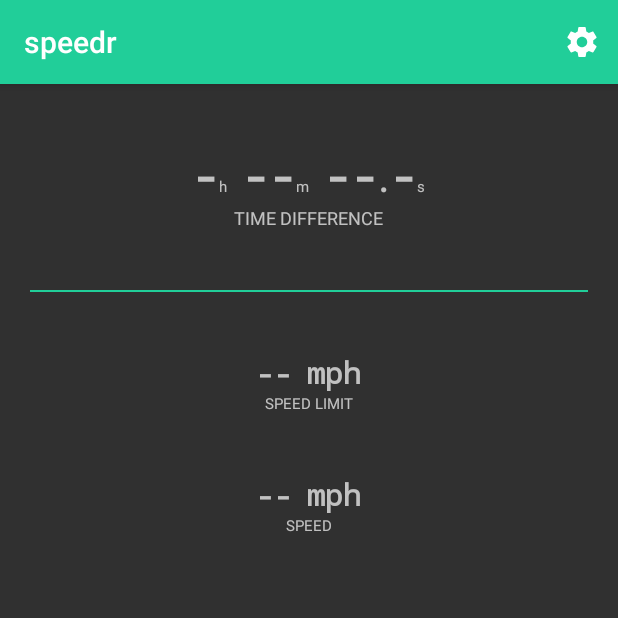
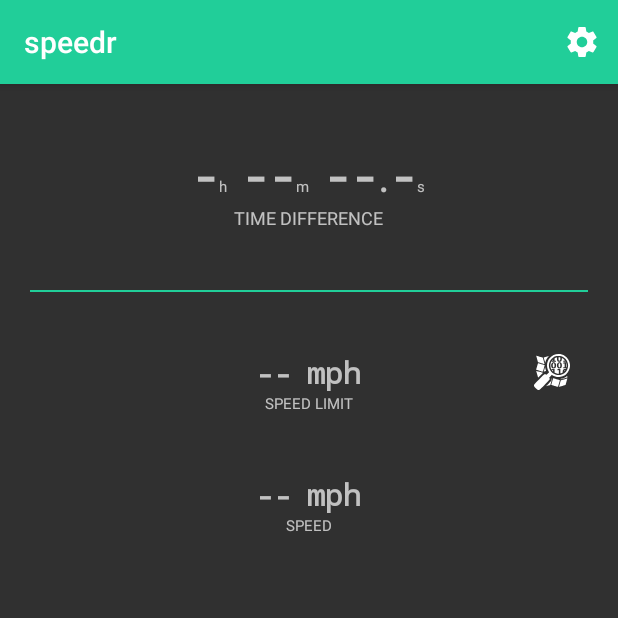
Before and after one commit to jakehilborn/speedr, an Android app: the screen it shows after launch (MainActivity), on a phone screen of 412 x 824 dp, the top half of it. Run offline under Robolectric (Android 15) with nearby library versions, the phone set to English and light mode, and no system bars; libraries missing offline, so code that uses them is left out: com.crashlytics.android, io.fabric.sdk; 1 statement that could not run was skipped.

Commit message:
OpenStreetMap logo added to MainActivity

```diff
--- a/app/src/main/java/com/jakehilborn/speedr/MainActivity.java
+++ b/app/src/main/java/com/jakehilborn/speedr/MainActivity.java
@@ -53,11 +53,12 @@
     private TextView timeDiffS10th;
 
     private AppCompatImageButton reset;
-    private AppCompatImageButton hereLogo;
+    private AppCompatImageButton limitProviderLogo;
 
     private Toast noGPSPermissionToast;
     private Toast noNetworkToast;
     private Toast playServicesErrorToast;
+    private Toast poweredByOpenStreetMapToast;
     private Toast poweredByHereMapsToast;
 
     @Override
@@ -84,16 +85,21 @@
             }
         });
 
-        hereLogo = (AppCompatImageButton) findViewById(R.id.here_logo);
-        hereLogo.setOnClickListener(new View.OnClickListener() { //xml defined onClick for AppCompatImageButton crashes on Android 4.2
+        limitProviderLogo = (AppCompatImageButton) findViewById(R.id.limit_provider_logo);
+        limitProviderLogo.setOnClickListener(new View.OnClickListener() { //xml defined onClick for AppCompatImageButton crashes on Android 4.2
             public void onClick(View view) {
-                poweredByHereMapsToast.show();
+                if (Prefs.isUseHereMaps(MainActivity.this)) {
+                    poweredByHereMapsToast.show();
+                } else {
+                    poweredByOpenStreetMapToast.show();
+                }
             }
         });
 
         noGPSPermissionToast = Toast.makeText(this, R.string.no_gps_permission_toast, Toast.LENGTH_LONG);
         noNetworkToast = Toast.makeText(this, R.string.no_network_toast, Toast.LENGTH_LONG);
         playServicesErrorToast = Toast.makeText(this, R.string.play_services_error_toast, Toast.LENGTH_LONG);
+        poweredByOpenStreetMapToast = Toast.makeText(this, R.string.powered_by_open_street_map_toast, Toast.LENGTH_SHORT);
         poweredByHereMapsToast = Toast.makeText(this, R.string.powered_by_here_maps_toast, Toast.LENGTH_SHORT);
     }
 
@@ -109,7 +115,11 @@
             limitUnit.setText(R.string.mph);
         }
 
-        if (!Prefs.isUseHereMaps(this)) hereLogo.setVisibility(View.GONE);
+        if (Prefs.isUseHereMaps(this)) {
+            limitProviderLogo.setBackgroundDrawable(ContextCompat.getDrawable(this, R.drawable.here_maps_logo));
+        } else {
+            limitProviderLogo.setBackgroundDrawable(ContextCompat.getDrawable(this, R.drawable.open_street_map_logo));
+        }
 
         setSessionInUI();
 
--- a/app/src/main/res/layout/activity_main.xml
+++ b/app/src/main/res/layout/activity_main.xml
@@ -181,13 +181,12 @@
             </LinearLayout>
 
             <android.support.v7.widget.AppCompatImageButton
-                android:id="@+id/here_logo"
+                android:id="@+id/limit_provider_logo"
                 android:layout_width="wrap_content"
                 android:layout_height="wrap_content"
                 android:layout_centerVertical="true"
                 android:layout_alignParentEnd="true"
                 android:layout_marginEnd="32dp"
-                android:background="@drawable/here_maps_logo"
                 />
 
         </RelativeLayout>
--- a/app/src/main/res/layout/activity_settings.xml
+++ b/app/src/main/res/layout/activity_settings.xml
@@ -171,7 +171,7 @@
             <ImageView
                 android:layout_width="wrap_content"
                 android:layout_height="wrap_content"
-                android:src="@drawable/open_street_maps_logo"
+                android:src="@drawable/open_street_map_logo"
                 />
 
             <LinearLayout
--- a/app/src/main/res/values/strings.xml
+++ b/app/src/main/res/values/strings.xml
@@ -5,6 +5,7 @@
     <string name="no_gps_permission_toast">Location permission needed to track driving speed.</string>
     <string name="no_network_toast">Internet needed to get speed limit data. Enable wifi or cellular data.</string>
     <string name="play_services_error_toast">This app is not compatible with this device due to a Google Play Services error.</string>
+    <string name="powered_by_open_street_map_toast">Powered by OpenStreetMap</string>
     <string name="powered_by_here_maps_toast">Powered by HERE Maps</string>
 
     <string name="gps_disabled_message_4_3down">Please enable <b>GPS satellites</b> in location settings.</string>
```
Also changed, not shown: app/src/main/res/drawable/open_street_map_logo.xml (renamed from app/src/main/res/drawable/open_street_maps_logo.xml).
